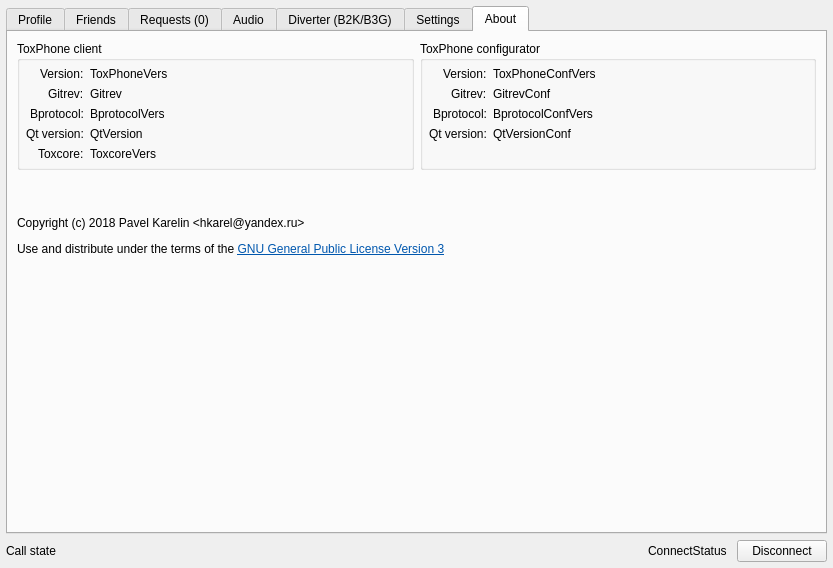
Before: the Qt Designer form src/toxphone_config/widgets/main_window.ui in hkarel/ToxPhone, drawn with Qt 5.
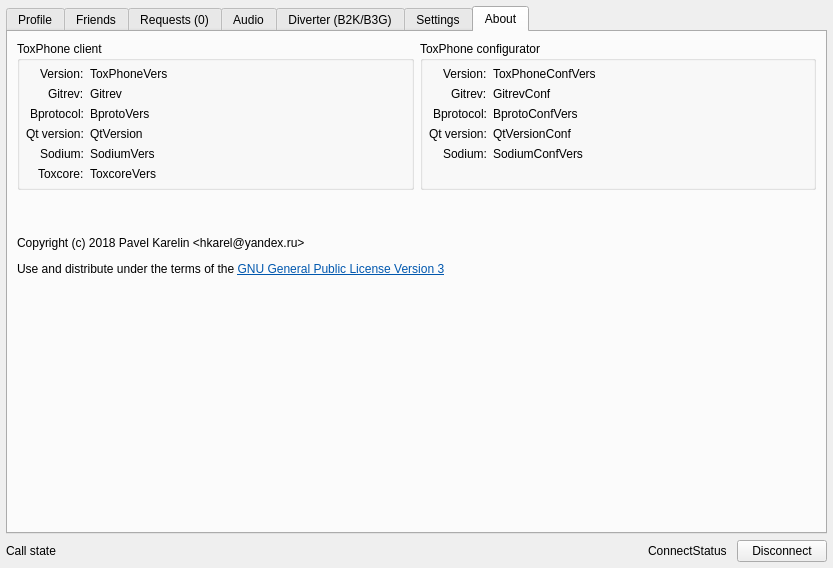
After: the same form once the commit is applied. The open tabs and pages were chosen to show the change.

Commit message: Версия библиотеки sodium отображается в tox-конфигураторе

Patch:
```diff
--- a/src/toxphone_config/widgets/main_window.ui
+++ b/src/toxphone_config/widgets/main_window.ui
@@ -1751,21 +1751,21 @@
                <item row="2" column="1">
                 <widget class="QLabel" name="labelBprotocolVers">
                  <property name="text">
-                  <string>BprotocolVers</string>
+                  <string>BprotoVers</string>
                  </property>
                  <property name="textInteractionFlags">
                   <set>Qt::LinksAccessibleByMouse|Qt::TextSelectableByMouse</set>
                  </property>
                 </widget>
                </item>
-               <item row="4" column="0">
+               <item row="5" column="0">
                 <widget class="QLabel" name="label_22">
                  <property name="text">
                   <string>Toxcore:</string>
                  </property>
                 </widget>
                </item>
-               <item row="4" column="1">
+               <item row="5" column="1">
                 <widget class="QLabel" name="labelToxcoreVers">
                  <property name="text">
                   <string>ToxcoreVers</string>
@@ -1789,6 +1789,20 @@
                  </property>
                 </widget>
                </item>
+               <item row="4" column="0">
+                <widget class="QLabel" name="label_32">
+                 <property name="text">
+                  <string>Sodium:</string>
+                 </property>
+                </widget>
+               </item>
+               <item row="4" column="1">
+                <widget class="QLabel" name="labelSodiumVers">
+                 <property name="text">
+                  <string>SodiumVers</string>
+                 </property>
+                </widget>
+               </item>
               </layout>
              </item>
             </layout>
@@ -1861,7 +1875,7 @@
                <item row="2" column="1">
                 <widget class="QLabel" name="labelBprotocolConfVers">
                  <property name="text">
-                  <string>BprotocolConfVers</string>
+                  <string>BprotoConfVers</string>
                  </property>
                  <property name="textInteractionFlags">
                   <set>Qt::LinksAccessibleByMouse|Qt::TextSelectableByMouse</set>
@@ -1882,6 +1896,20 @@
                  </property>
                 </widget>
                </item>
+               <item row="4" column="0">
+                <widget class="QLabel" name="label_34">
+                 <property name="text">
+                  <string>Sodium:</string>
+                 </property>
+                </widget>
+               </item>
+               <item row="4" column="1">
+                <widget class="QLabel" name="labelSodiumConfVers">
+                 <property name="text">
+                  <string>SodiumConfVers</string>
+                 </property>
+                </widget>
+               </item>
               </layout>
              </item>
             </layout>
```
Left out of the diff: 6 changed lines with no effect on the pictures. The commit also changes 4 other files.
